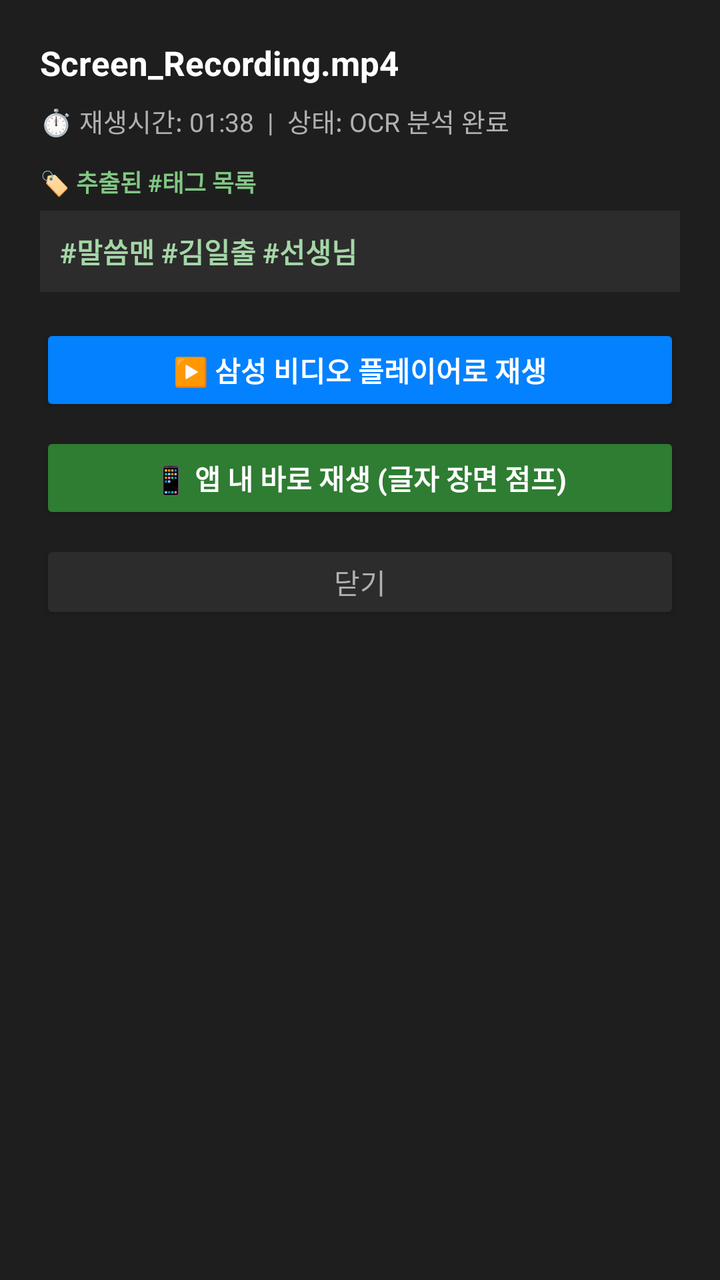
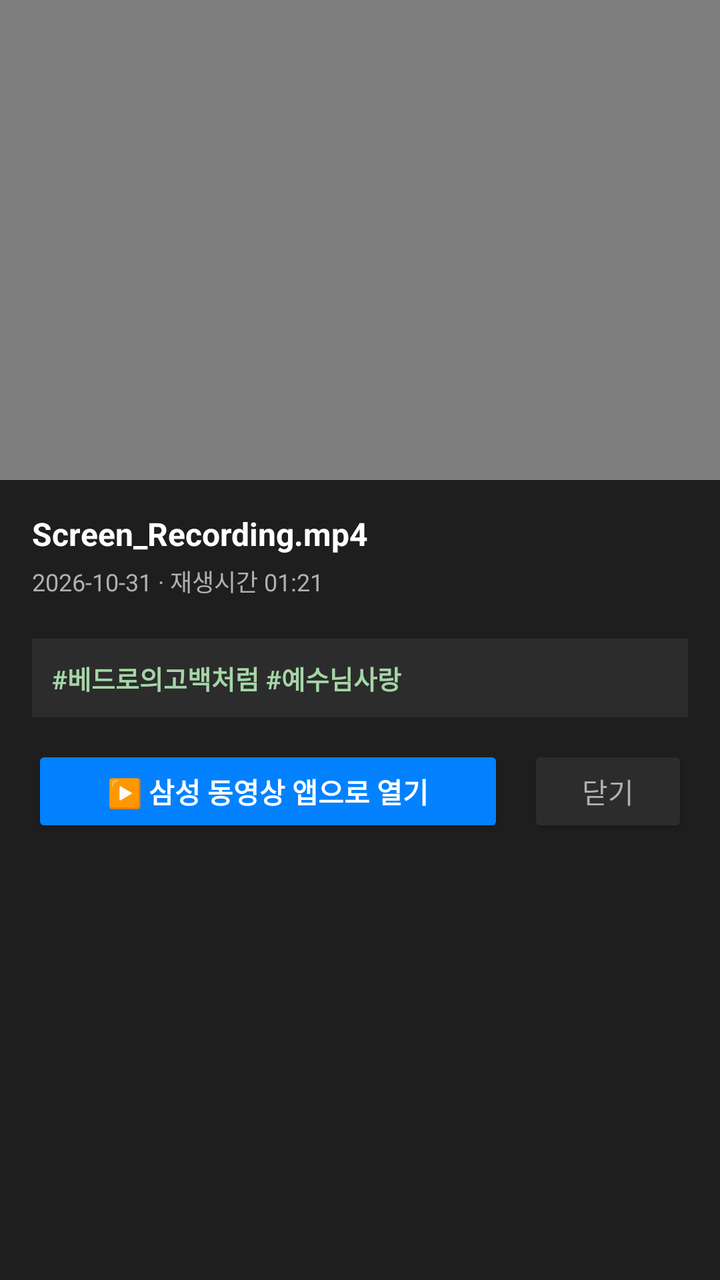

An Android layout rendered at two revisions. The XML below is the earlier revision; the diff shows what the commit changed to produce the second picture.
<!-- AndroidManifest.xml: application theme Theme.AppCompat.NoActionBar -->
<!-- res/layout/dialog_video_detail.xml -->
<?xml version="1.0" encoding="utf-8"?>
<LinearLayout xmlns:android="http://schemas.android.com/apk/res/android"
    android:layout_width="match_parent"
    android:layout_height="wrap_content"
    android:orientation="vertical"
    android:background="@color/surface"
    android:padding="20dp">

    
    <TextView
        android:id="@+id/tvDetailTitle"
        android:layout_width="match_parent"
        android:layout_height="wrap_content"
        android:text="Screen_Recording.mp4"
        android:textColor="@color/on_surface"
        android:textSize="17sp"
        android:textStyle="bold"
        android:ellipsize="middle"
        android:singleLine="true"
        android:layout_marginBottom="8dp" />

    
    <TextView
        android:id="@+id/tvDetailInfo"
        android:layout_width="wrap_content"
        android:layout_height="wrap_content"
        android:text="⏱️ 재생시간: 01:38  |  상태: OCR 분석 완료"
        android:textColor="@color/on_surface_secondary"
        android:textSize="13sp"
        android:layout_marginBottom="12dp" />

    
    <TextView
        android:layout_width="wrap_content"
        android:layout_height="wrap_content"
        android:text="🏷️ 추출된 #태그 목록"
        android:textColor="@color/secondary"
        android:textSize="12sp"
        android:textStyle="bold"
        android:layout_marginBottom="6dp" />

    <TextView
        android:id="@+id/tvDetailTags"
        android:layout_width="match_parent"
        android:layout_height="wrap_content"
        android:text="#말씀맨 #김일출 #선생님"
        android:textColor="@color/tag_text"
        android:textSize="14sp"
        android:textStyle="bold"
        android:background="@color/surface_variant"
        android:padding="10dp"
        android:layout_marginBottom="16dp" />

    
    <Button
        android:id="@+id/btnDetailPlaySamsung"
        android:layout_width="match_parent"
        android:layout_height="46dp"
        android:text="▶️ 삼성 비디오 플레이어로 재생"
        android:textColor="#FFFFFF"
        android:backgroundTint="@color/samsung_blue"
        android:textStyle="bold"
        android:layout_marginBottom="8dp" />

    <Button
        android:id="@+id/btnDetailPlayInApp"
        android:layout_width="match_parent"
        android:layout_height="46dp"
        android:text="📱 앱 내 바로 재생 (글자 장면 점프)"
        android:textColor="#FFFFFF"
        android:backgroundTint="@color/primary"
        android:textStyle="bold"
        android:layout_marginBottom="8dp" />

    <Button
        android:id="@+id/btnDetailClose"
        android:layout_width="match_parent"
        android:layout_height="42dp"
        android:text="닫기"
        android:textColor="@color/on_surface_secondary"
        android:backgroundTint="@color/surface_variant" />

</LinearLayout>
<!-- resources referenced by this layout -->
<resources>
  <color name="on_surface">#FFFFFF</color>
  <color name="on_surface_secondary">#B0B0B0</color>
  <color name="primary">#2E7D32</color>
  <color name="samsung_blue">#0381FE</color>
  <color name="secondary">#81C784</color>
  <color name="surface">#1E1E1E</color>
  <color name="surface_variant">#2C2C2C</color>
  <color name="tag_text">#A5D6A7</color>
</resources>

<!-- the commit's change to res/layout/dialog_video_detail.xml (unified diff, before → after) -->
@@ -3,81 +3,106 @@
     android:layout_width="match_parent"
     android:layout_height="wrap_content"
     android:orientation="vertical"
-    android:background="@color/surface"
-    android:padding="20dp">
+    android:background="@color/surface">
 
     
-    <TextView
-        android:id="@+id/tvDetailTitle"
+    <FrameLayout
+        android:layout_width="match_parent"
+        android:layout_height="240dp"
+        android:background="#000000">
+
+        <VideoView
+            android:id="@+id/detailVideoView"
+            android:layout_width="match_parent"
+            android:layout_height="match_parent"
+            android:layout_gravity="center" />
+    </FrameLayout>
+
+    
+    <LinearLayout
         android:layout_width="match_parent"
         android:layout_height="wrap_content"
-        android:text="Screen_Recording.mp4"
-        android:textColor="@color/on_surface"
-        android:textSize="17sp"
-        android:textStyle="bold"
-        android:ellipsize="middle"
-        android:singleLine="true"
-        android:layout_marginBottom="8dp" />
+        android:orientation="vertical"
+        android:padding="16dp">
 
-    
-    <TextView
-        android:id="@+id/tvDetailInfo"
-        android:layout_width="wrap_content"
-        android:layout_height="wrap_content"
-        android:text="⏱️ 재생시간: 01:38  |  상태: OCR 분석 완료"
-        android:textColor="@color/on_surface_secondary"
-        android:textSize="13sp"
-        android:layout_marginBottom="12dp" />
+        
+        <TextView
+            android:id="@+id/tvDetailTitle"
+            android:layout_width="match_parent"
+            android:layout_height="wrap_content"
+            android:text="Screen_Recording.mp4"
+            android:textColor="@color/on_surface"
+            android:textSize="16sp"
+            android:textStyle="bold"
+            android:singleLine="true"
+            android:ellipsize="middle"
+            android:layout_marginBottom="4dp" />
 
-    
-    <TextView
-        android:layout_width="wrap_content"
-        android:layout_height="wrap_content"
-        android:text="🏷️ 추출된 #태그 목록"
-        android:textColor="@color/secondary"
-        android:textSize="12sp"
-        android:textStyle="bold"
-        android:layout_marginBottom="6dp" />
+        
+        <TextView
+            android:id="@+id/tvDetailDateInfo"
+            android:layout_width="wrap_content"
+            android:layout_height="wrap_content"
+            android:text="2026-10-31 · 재생시간 01:21"
+            android:textColor="@color/on_surface_secondary"
+            android:textSize="12sp"
+            android:layout_marginBottom="10dp" />
 
-    <TextView
-        android:id="@+id/tvDetailTags"
-        android:layout_width="match_parent"
-        android:layout_height="wrap_content"
-        android:text="#말씀맨 #김일출 #선생님"
-        android:textColor="@color/tag_text"
-        android:textSize="14sp"
-        android:textStyle="bold"
-        android:background="@color/surface_variant"
-        android:padding="10dp"
-        android:layout_marginBottom="16dp" />
+        
+        <HorizontalScrollView
+            android:id="@+id/scrollDetailScenes"
+            android:layout_width="match_parent"
+            android:layout_height="wrap_content"
+            android:scrollbars="none"
+            android:layout_marginBottom="10dp">
 
-    
-    <Button
-        android:id="@+id/btnDetailPlaySamsung"
-        android:layout_width="match_parent"
-        android:layout_height="46dp"
-        android:text="▶️ 삼성 비디오 플레이어로 재생"
-        android:textColor="#FFFFFF"
-        android:backgroundTint="@color/samsung_blue"
-        android:textStyle="bold"
-        android:layout_marginBottom="8dp" />
+            <LinearLayout
+                android:id="@+id/layoutDetailScenes"
+                android:layout_width="wrap_content"
+                android:layout_height="wrap_content"
+                android:orientation="horizontal" />
+        </HorizontalScrollView>
 
-    <Button
-        android:id="@+id/btnDetailPlayInApp"
-        android:layout_width="match_parent"
-        android:layout_height="46dp"
-        android:text="📱 앱 내 바로 재생 (글자 장면 점프)"
-        android:textColor="#FFFFFF"
-        android:backgroundTint="@color/primary"
-        android:textStyle="bold"
-        android:layout_marginBottom="8dp" />
+        
+        <TextView
+            android:id="@+id/tvDetailTags"
+            android:layout_width="match_parent"
+            android:layout_height="wrap_content"
+            android:text="#베드로의고백처럼 #예수님사랑"
+            android:textColor="@color/tag_text"
+            android:textSize="13sp"
+            android:textStyle="bold"
+            android:background="@color/surface_variant"
+            android:padding="10dp"
+            android:layout_marginBottom="14dp" />
 
-    <Button
-        android:id="@+id/btnDetailClose"
-        android:layout_width="match_parent"
-        android:layout_height="42dp"
-        android:text="닫기"
-        android:textColor="@color/on_surface_secondary"
-        android:backgroundTint="@color/surface_variant" />
+        
+        <LinearLayout
+            android:layout_width="match_parent"
+            android:layout_height="wrap_content"
+            android:orientation="horizontal">
+
+            <Button
+                android:id="@+id/btnDetailPlaySamsung"
+                android:layout_width="0dp"
+                android:layout_height="46dp"
+                android:layout_weight="1"
+                android:text="▶️ 삼성 동영상 앱으로 열기"
+                android:textColor="#FFFFFF"
+                android:backgroundTint="@color/samsung_blue"
+                android:textStyle="bold"
+                android:layout_marginEnd="6dp" />
+
+            <Button
+                android:id="@+id/btnDetailClose"
+                android:layout_width="80dp"
+                android:layout_height="46dp"
+                android:text="닫기"
+                android:textColor="@color/on_surface_secondary"
+                android:backgroundTint="@color/surface_variant"
+                android:layout_marginStart="6dp" />
+        </LinearLayout>
+
+    </LinearLayout>
 
 </LinearLayout>
<!-- resource entries referenced after the edit -->
@@ -2,9 +2,7 @@
 <resources>
   <color name="on_surface">#FFFFFF</color>
   <color name="on_surface_secondary">#B0B0B0</color>
-  <color name="primary">#2E7D32</color>
   <color name="samsung_blue">#0381FE</color>
-  <color name="secondary">#81C784</color>
   <color name="surface">#1E1E1E</color>
   <color name="surface_variant">#2C2C2C</color>
   <color name="tag_text">#A5D6A7</color>
